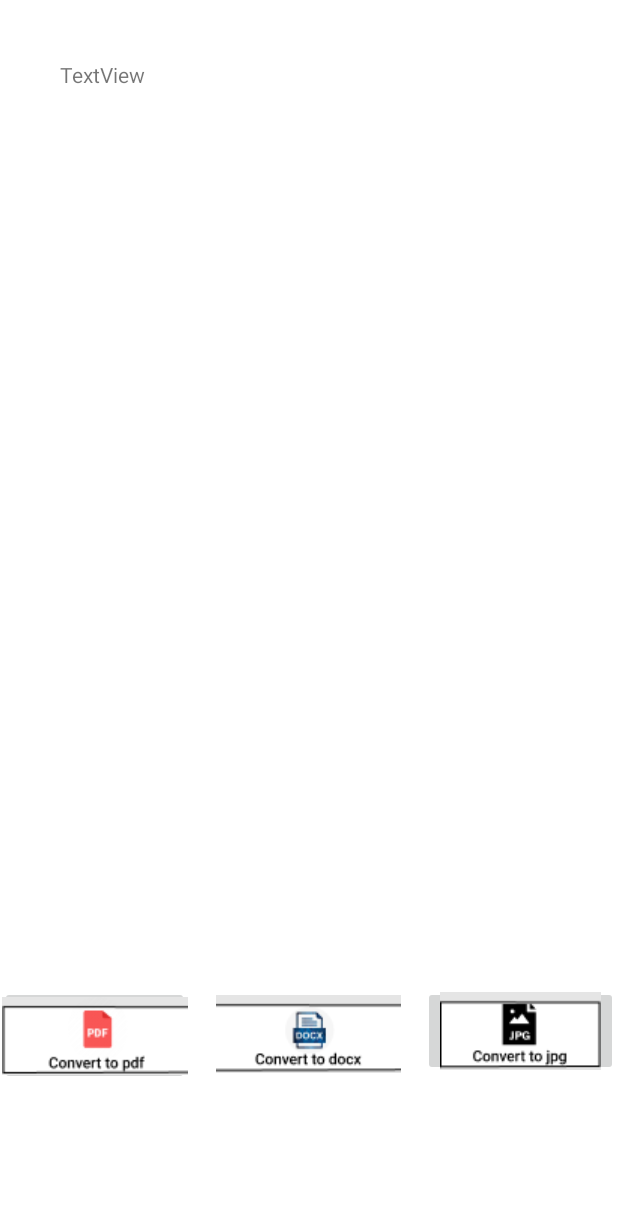
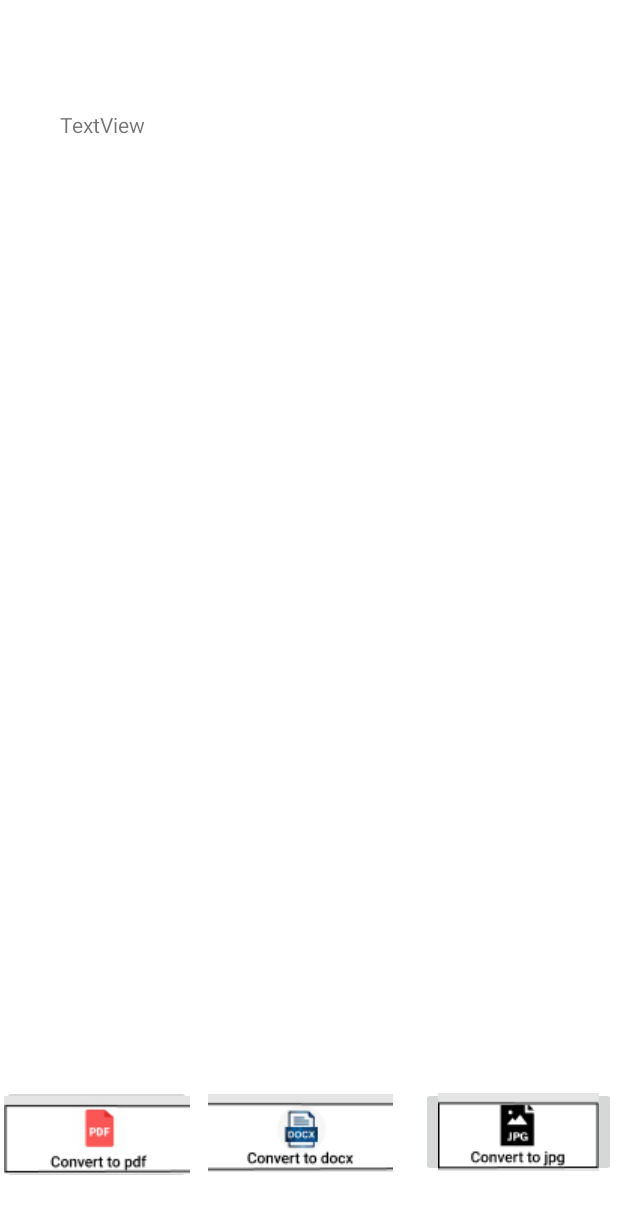
Before and after one commit to Chuckbones/one-for-all, an Android app: the layout activity_main2.xml on its own in the app's theme, with its tools: preview values and no code run, on a phone screen of 412 x 824 dp. Shown: the top 1214 px of the screen. Run offline under Robolectric (Android 15) with nearby library versions, the light colour scheme and no system bars.

Commit message:
Absolute path

```diff
--- a/Frontend/app/src/main/AndroidManifest.xml
+++ b/Frontend/app/src/main/AndroidManifest.xml
@@ -21,10 +21,10 @@
         tools:targetApi="m">
         <activity
             android:name=".MainActivity3"
-            android:exported="false" />
+            android:exported="true" />
         <activity
             android:name=".MainActivity2"
-            android:exported="false" />
+            android:exported="true" />
         <activity
             android:name=".MainActivity"
             android:exported="true">
--- a/Frontend/app/src/main/res/layout/activity_main2.xml
+++ b/Frontend/app/src/main/res/layout/activity_main2.xml
@@ -3,7 +3,7 @@
     xmlns:app="http://schemas.android.com/apk/res-auto"
     xmlns:tools="http://schemas.android.com/tools"
     android:layout_width="match_parent"
-    android:layout_height="wrap_content"
+    android:layout_height="match_parent"
     tools:context=".MainActivity2">
 
 
@@ -29,8 +29,8 @@
                 android:layout_height="wrap_content"
                 android:padding="40dp"
                 android:text="TextView"
-                tools:layout_editor_absoluteX="176dp"
-                tools:layout_editor_absoluteY="324dp" />
+                tools:layout_editor_absoluteX="match_parent"
+                tools:layout_editor_absoluteY="match_parent" />
 
             <ImageView
                 android:id="@+id/imageView"
@@ -51,6 +51,8 @@
         android:layout_marginStart="1dp"
         android:layout_marginTop="16dp"
         android:layout_marginEnd="2dp"
+        android:layout_marginBottom="3dp"
+        app:layout_constraintBottom_toBottomOf="parent"
         app:layout_constraintEnd_toStartOf="@+id/tojpg"
         app:layout_constraintHorizontal_bias="0.56"
         app:layout_constraintStart_toEndOf="@+id/topdf"
@@ -62,6 +64,10 @@
         android:layout_width="126dp"
         android:layout_height="66dp"
         android:layout_marginTop="16dp"
+        android:layout_marginEnd="5dp"
+        android:layout_marginBottom="2dp"
+        app:layout_constraintBottom_toBottomOf="parent"
+        app:layout_constraintEnd_toStartOf="@+id/todocx"
         app:layout_constraintStart_toStartOf="parent"
         app:layout_constraintTop_toBottomOf="@+id/scrollView2"
         app:srcCompat="@drawable/pdf" />
@@ -70,8 +76,12 @@
         android:id="@+id/tojpg"
         android:layout_width="130dp"
         android:layout_height="60dp"
+        android:layout_marginStart="13dp"
         android:layout_marginTop="16dp"
+        android:layout_marginBottom="6dp"
+        app:layout_constraintBottom_toBottomOf="parent"
         app:layout_constraintEnd_toEndOf="parent"
+        app:layout_constraintStart_toEndOf="@+id/todocx"
         app:layout_constraintTop_toBottomOf="@+id/scrollView2"
         app:srcCompat="@drawable/jpg" />
 
```
Also changed, not shown: Frontend/app/src/main/java/com/example/oneforall/MainActivity.java (+11 -15 lines), Frontend/app/src/main/java/com/example/oneforall/MainActivity2.java (+21 -9 lines), Frontend/app/src/main/java/com/example/oneforall/MainActivity3.java (+14 -5 lines), Frontend/app/src/main/res/layout/activity_main.xml (+7 -0 lines), 18 other files.
